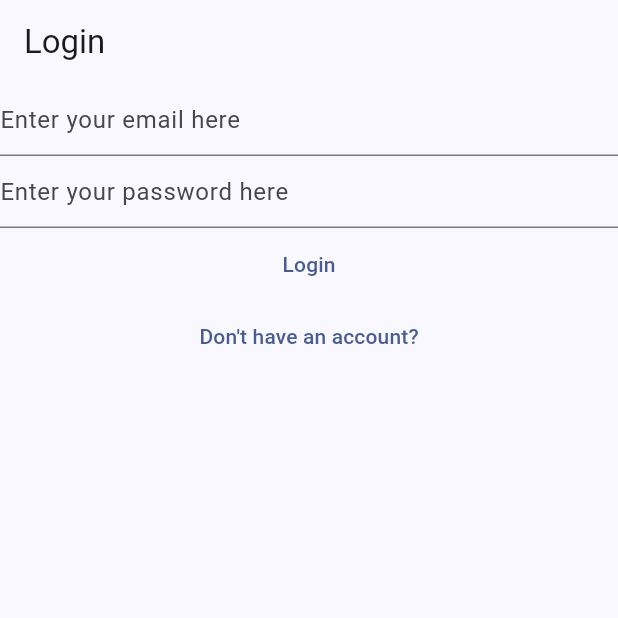
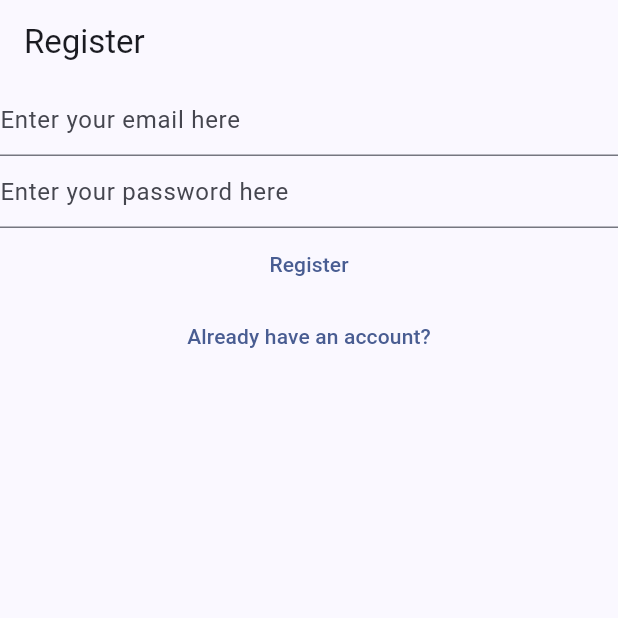
Before and after one commit to Aakarshann/LearningDart, a Flutter app: the screen it shows after launch, on a phone screen of 412 x 824 dp, the top half of it. Run offline on Flutter 3.47's test engine with Material 3 defaults, Android fonts, the phone set to English and light mode, and no system bars; our stand-ins replace firebase_auth, firebase_core; accounts and stored records are empty.

Commit message:
routing imporoved.

```diff
--- a/lib/main.dart
+++ b/lib/main.dart
@@ -4,6 +4,7 @@ import 'package:flutter/material.dart';
 import 'package:mydart/firebase_options.dart';
 import 'package:mydart/views/login_view.dart';
 import 'package:mydart/views/register_view.dart';
+import 'package:mydart/views/verify_email_view.dart';
 
 void main() {
   WidgetsFlutterBinding.ensureInitialized();
@@ -43,14 +44,22 @@ class HomePage extends StatelessWidget {
       builder: (context, snapshot) {
         switch (snapshot.connectionState) {
           case ConnectionState.done:
-            // final user = FirebaseAuth.instance.currentUser;
-            // print(user);
-            // if (user?.emailVerified ?? false) {
-            // } else {
-            //   return const VerifyEmailView();
-            // }
-            // return const Text('Done');
-            return const LoginView();
+            final user = FirebaseAuth.instance.currentUser;
+            if (user != null) {
+              print('ya samma chiryo');
+              if (user.emailVerified) {
+                return const Text('Email is verified');
+              } else {
+                return const VerifyEmailView();
+              }
+            } else {
+              return const RegisterView();
+            }
+          // if (user?.emailVerified ?? false) {
+          // } else {
+          //   return const VerifyEmailView();
+          // }
+          // return const Text('Done');
           default:
             return const CircularProgressIndicator();
         }
```
